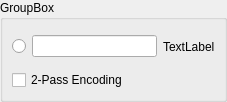
Old version of the form src/video_avg_bitrate_field.ui in the repository b1aqW0lf/Lithium.
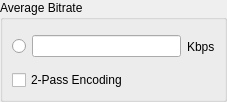
New version of the form.

Commit message: experiment/slight widget name changes for clarity

```diff
--- a/src/video_avg_bitrate_field.ui
+++ b/src/video_avg_bitrate_field.ui
@@ -29,7 +29,7 @@
    <item>
     <widget class="QGroupBox" name="videoAVGBitrateGroupBox">
      <property name="title">
-      <string>GroupBox</string>
+      <string>Average Bitrate</string>
      </property>
      <layout class="QVBoxLayout" name="verticalLayout_13">
       <item>
@@ -47,7 +47,7 @@
         <item>
          <widget class="QLabel" name="videoAVGBitrateLabel">
           <property name="text">
-           <string>TextLabel</string>
+           <string>Kbps</string>
           </property>
          </widget>
         </item>
```
Left out of the diff: 2 changed lines with no effect on the pictures. The commit also changes 1 other file.
